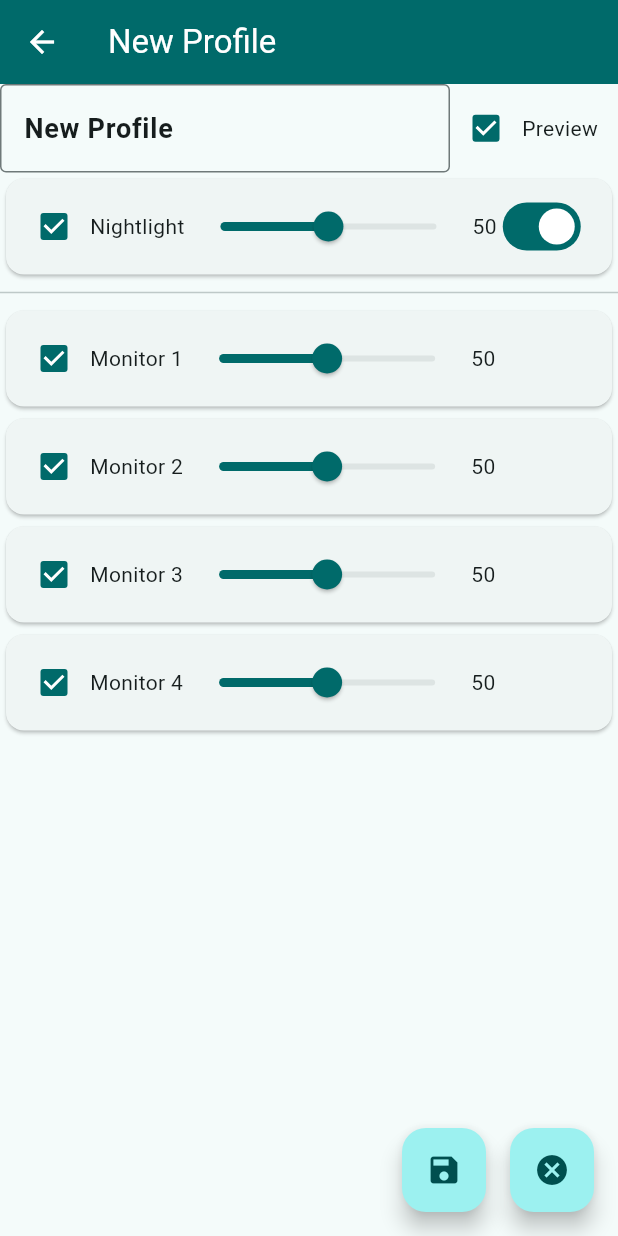
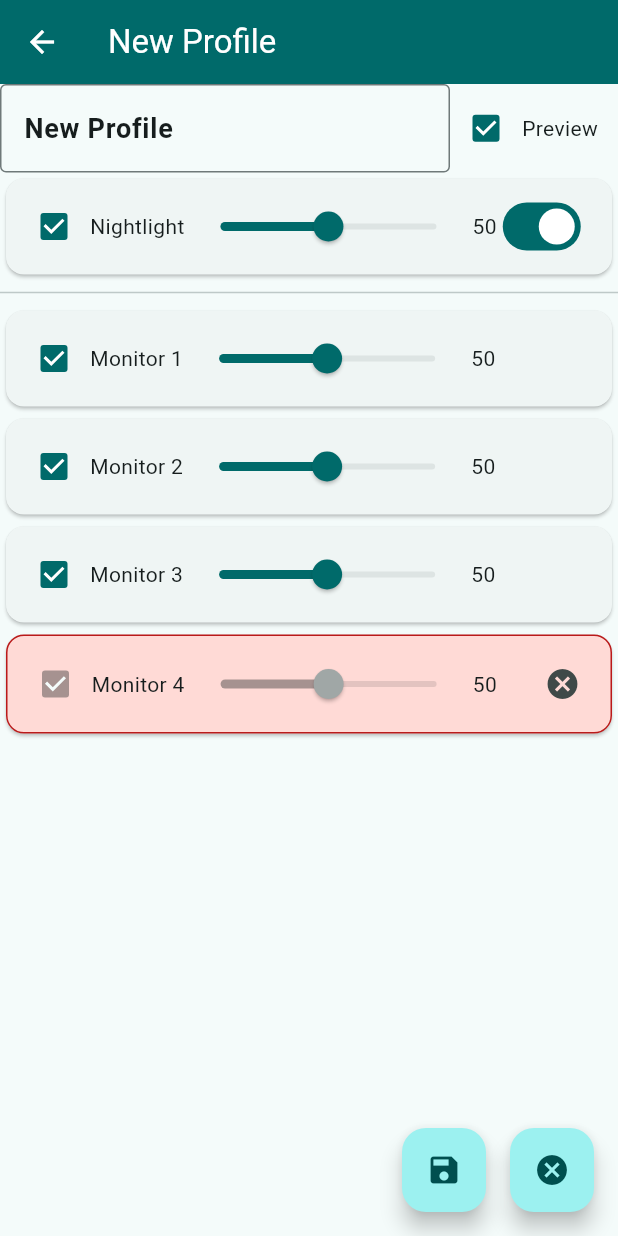
Before and after one commit to ndtoan96/monitorist, a Flutter app: the screen it shows after launch, after a tap on "Add Profile", on a phone screen of 412 x 824 dp. Run offline on Flutter 3.47's test engine with Material 3 defaults, Android fonts, the phone set to English and light mode, and no system bars.

Commit message:
non-exist monitor

```diff
--- a/lib/edit_view.dart
+++ b/lib/edit_view.dart
@@ -68,7 +68,7 @@ class _EditViewState extends State<EditView> {
                 MonitorCard(name: "Monitor 1", brightness: 50),
                 MonitorCard(name: "Monitor 2", brightness: 50),
                 MonitorCard(name: "Monitor 3", brightness: 50),
-                MonitorCard(name: "Monitor 4", brightness: 50),
+                MonitorCard(name: "Monitor 4", brightness: 50, existed: false),
               ],
             ),
           ),
@@ -124,8 +124,14 @@ class _EditViewState extends State<EditView> {
 class MonitorCard extends StatefulWidget {
   final String name;
   final double brightness;
+  final bool existed;
 
-  const MonitorCard({super.key, required this.name, required this.brightness});
+  const MonitorCard({
+    super.key,
+    required this.name,
+    required this.brightness,
+    this.existed = true,
+  });
 
   @override
   State<MonitorCard> createState() => _MonitorCardState();
@@ -143,7 +149,15 @@ class _MonitorCardState extends State<MonitorCard> {
 
   @override
   Widget build(BuildContext context) {
-    return Card(
+    final card = Card(
+      child: Container(
+        decoration: widget.existed
+            ? null
+            : BoxDecoration(
+                border: Border.all(color: Theme.of(context).colorScheme.error),
+                borderRadius: BorderRadius.circular(12.0),
+                color: Theme.of(context).colorScheme.errorContainer,
+              ),
         child: Padding(
           padding: const EdgeInsets.all(8.0),
           child: Row(
@@ -152,30 +166,51 @@ class _MonitorCardState extends State<MonitorCard> {
                 message: "Include this monitor in the profile",
                 child: Checkbox(
                   value: _included,
-                onChanged: (bool? value) {
+                  onChanged: widget.existed
+                      ? (bool? value) {
                           setState(() {
                             _included = value ?? true;
                           });
-                },
+                        }
+                      : null,
                 ),
               ),
               Text(widget.name),
               Slider(
                 value: _brightness,
-              onChanged: (double value) {
+                onChanged: widget.existed
+                    ? (double value) {
                         setState(() {
                           _brightness = value;
                         });
-              },
+                      }
+                    : null,
                 min: 0,
                 max: 100,
                 divisions: 100,
               ),
               Text(_brightness.toInt().toString()),
+              Spacer(),
+              widget.existed
+                  ? SizedBox.shrink()
+                  : IconButton(
+                      onPressed: () {},
+                      icon: Icon(Icons.cancel),
+                      tooltip: "Remove this monitor from the profile",
+                    ),
             ],
           ),
         ),
+      ),
     );
+    if (widget.existed) {
+      return card;
+    } else {
+      return Tooltip(
+        message: "This monitor does not exist",
+        child: card,
+      );
+    }
   }
 }
 
--- a/lib/main.dart
+++ b/lib/main.dart
@@ -1,5 +1,4 @@
 import 'package:flutter/material.dart';
-import 'package:monitorist/edit_view.dart';
 import 'package:monitorist/home_view.dart';
 
 void main() {
@@ -25,7 +24,6 @@ class MyApp extends StatelessWidget {
       ),
       themeMode: ThemeMode.system,
       home: const HomeView(),
-      // home: EditView.newProfile(),
     );
   }
 }
```
Lines whose indentation alone changed are shown as unchanged.
